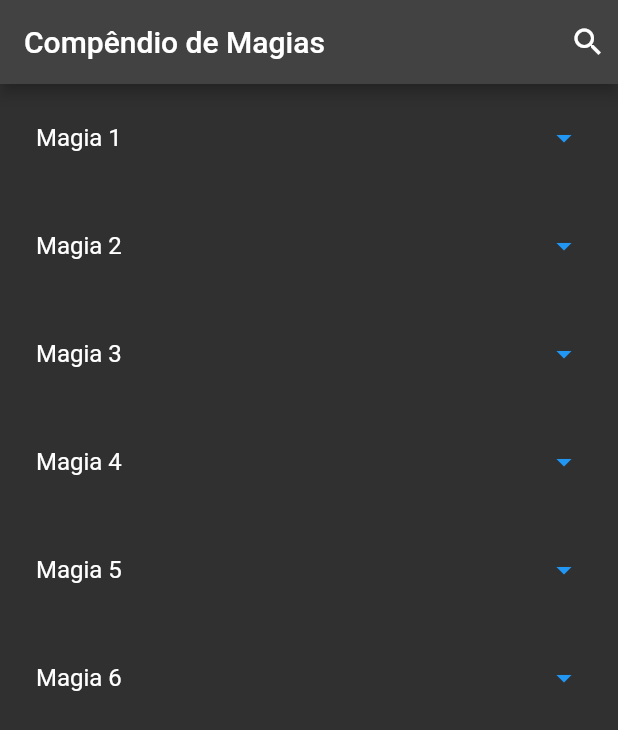
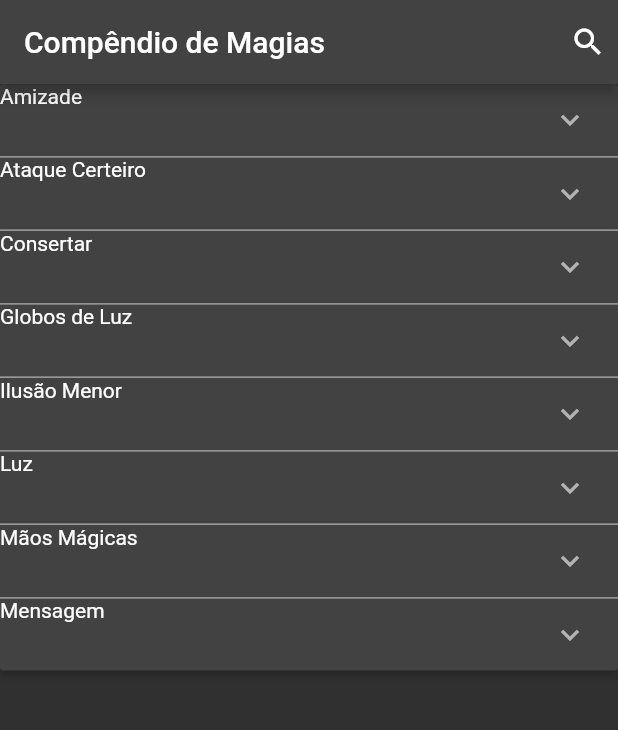
Before and after one commit to SamuelLRibeiro/Flutter, a Flutter app: the screen it shows after launch, on a phone screen of 412 x 824 dp. Shown: the top 730 px of the screen. Run offline on Flutter 3.47's test engine with Material 2 defaults, Android fonts, the phone set to English and light mode, and no system bars.

Commit message:
created ExpansionPanel for the magic items

```diff
--- a/compendium/lib/screens/home_screen.dart
+++ b/compendium/lib/screens/home_screen.dart
@@ -1,7 +1,43 @@
 import 'package:flutter/material.dart';
 
-class HomeScreen extends StatelessWidget {
+class HomeScreen extends StatefulWidget {
   const HomeScreen({Key? key}) : super(key: key);
+
+  @override
+  State<HomeScreen> createState() => _HomeScreenState();
+}
+
+class _HomeScreenState extends State<HomeScreen> {
+  List<ExpansionItem> items = <ExpansionItem>[
+    ExpansionItem(
+        header: "Amizade",
+        body:
+            'Pela duração, você terá vantagem em todos os testes de Carisma direcionados a uma criatura, à sua escolha, que não seja hostil a você. Quando a magia acabar, a criatura perceberá que você usou maia para influenciar o humor dela, e ficará hostil a você. Uma criatura propensa a violência irá atacar você. Outra criatura pode buscar outras formas de retaliação (a critério do Mestre), dependendo da natureza da sua interação com ela.'),
+    ExpansionItem(header: "Ataque Certeiro", body: 'Você estende sua mão e aponta o dedo para um alvo no alcance. Sua magia garante a você uma breve intuição sobre as defesas do alvo. No seu próximo turno, você terá vantagem na primeira jogada de ataque contra o alvo, considerando que essa magia não tenha acabado.'),
+    ExpansionItem(header: "Consertar", body: 'Essa magia repara um única quebra ou fissura em um objeto que você tocar, como um elo quebrado de uma corrente, duas metades de uma chave partida, um manto rasgado ou o vazamento em um odre. Contanto que a quebra ou fissura não tenha mais de 30 centímetros em qualquer dimensão, você pode remenda-la, não deixando qualquer vestígio do dano anterior.'
+        'Essa magia pode reparar fisicamente um item mágico ou constructo, mas a magia não irá restaurar a magia em tais objetos.'),
+    ExpansionItem(header: "Globos de Luz", body: 'Você cria até quatro luzes do tamanho de tochas dentro do alcance, fazendo-as parecerem tochas, lanternas ou esferas luminosas que flutuam no ar pela duração. Você também pode combinar as quatro luzes em uma forma luminosa, vagamente humanoide, de tamanho Médio.'
+        'Qualquer que seja a forma que você escolher, cada luz'
+        'produz penumbra num raio de 3 metros. Com uma ação bônus, no seu turno, você pode mover'
+        'as luzes, até 18 metros, para um novo local dentro do alcance. Uma luz deve estar a, pelo menos, 6 metros de outra luz criada por essa magia e uma luz some se exceder o alcance da magia.'),
+    ExpansionItem(header: "Ilusão Menor", body: 'Você cria um som ou uma imagem de um objeto, dentro do alcance, que permanece pela duração. A ilusão também termina se você dissipa-la usando uma ação ou conjurar essa magia novamente. Se você criar um som, seu volume pode variar entre um sussurro até um grito. Pode ser a sua voz, a voz de outrem, o rugido de um leão, batidas de tambor ou qualquer outro som que você quiser. O som permanece no mesmo volume durante toda duração ou você pode fazer sons distintos em momentos diferentes, antes da magia'
+  'acabar. '
+  'Se você criar uma imagem de um objeto – como uma '
+  'cadeira, pegadas de lama ou um pequeno baú – ela não '
+  'pode ter mais de 1,5 metro cúbico. A imagem não pode '
+  'produzir som, luz, cheiro ou qualquer outro efeito '
+  'sensorial. Interação física com a imagem revelará que ela '
+  'é uma ilusão, já que as coisas podem atravessa-la. '
+  'Se uma criatura usar sua ação para examinar a '
+  'imagem, ela pode determinar que ela é uma ilusão se '
+  'obtiver sucesso num teste de Inteligência (Investigação) '
+  'contra a CD da magia. Se uma criatura discernir a ilusão '
+  'como sendo isso, a ilusão se tornará suave para a '
+  'criatura.'),
+    ExpansionItem(header: "Luz", body: 'Você toca um objeto que não tenha mais 3 metros em qualquer dimensão. Até a magia acabar, o objeto emite luz plena num raio de 6 metros e penumbra por 6 metros adicionais. Cobrir o objeto completamente com alguma coisa opaca bloqueará a luz. A magia termina se você conjura-la novamente ou dissipa-la com uma ação. Se você tentar afetar um objeto segurado ou vestido por uma criatura hostil, a criatura deve ser bem sucedida num teste de Destreza para evitar a magia.'),
+    ExpansionItem(header: "Mãos Mágicas", body: 'Uma mão espectral flutuante aparece num ponto, à sua escolha, dentro do alcance. A mão permanece pela duração ou até você dissipa-la com uma ação. A mão some se estiver a mais de 9 metros de você ou se você conjurar essa magia novamente. Você pode usar sua ação para controlar a mão. Você pode usar a mão para manipular um objeto, abrir uma porta ou recipiente destrancado, guardar ou pegar um item de um recipiente aberto ou derramar o conteúdo de um frasco. Você pode mover a mão até 9 metros a cada vez que a usa. A mão não pode atacar, ativar itens mágicos ou carregar mais de 5 quilos.'),
+    ExpansionItem(header: "Mensagem", body: 'Você aponta seu dedo para uma criatura dentro do alcance e sussurra uma mensagem. O alvo (e apenas ele) ouvi a mensagem e pode responder com um sussurro que apenas você pode ouvir. Você pode conjurar essa magia através de objetos sólidos se você tiver familiaridade com o alvo. Silêncio mágico, 30 centímetros de rocha, 2,5 centímetros de metal comum, uma fina camada de chumbo, ou 90 centímetros de madeira ou terra bloqueiam a magia. A magia não precisa seguir uma linha reta e pode viajar livremente, dobrando esquinas ou através de aberturas.'),
+  ];
 
   @override
   Widget build(BuildContext context) {
@@ -15,62 +51,39 @@ class HomeScreen extends StatelessWidget {
             ),
           ],
         ),
-      body: Column(
-        mainAxisAlignment: MainAxisAlignment.spaceBetween,
-        crossAxisAlignment: CrossAxisAlignment.center,
+        body: ListView(
           children: [
-          Expanded(
-            flex: 12,
-            child: ListView(
-              shrinkWrap: true,
-              children: [
-                TextButton(
-                  onPressed: () {},
-                  child: ListTile(
-                    title: Text('Magia 1'),
-                    trailing: const Icon(Icons.arrow_drop_down_sharp),
-                  ),
-                ),
-                TextButton(
-                  onPressed: () {},
-                  child: ListTile(
-                    title: Text('Magia 2'),
-                    trailing: const Icon(Icons.arrow_drop_down_sharp),
-                  ),
-                ),
-                TextButton(
-                  onPressed: () {},
-                  child: ListTile(
-                    title: Text('Magia 3'),
-                    trailing: const Icon(Icons.arrow_drop_down_sharp),
-                  ),
-                ),
-                TextButton(
-                  onPressed: () {},
-                  child: ListTile(
-                    title: Text('Magia 4'),
-                    trailing: const Icon(Icons.arrow_drop_down_sharp),
-                  ),
-                ),
-                TextButton(
-                  onPressed: () {},
-                  child: ListTile(
-                    title: Text('Magia 5'),
-                    trailing: const Icon(Icons.arrow_drop_down_sharp),
-                  ),
-                ),
-                TextButton(
-                  onPressed: () {},
-                  child: ListTile(
-                    title: Text('Magia 6'),
-                    trailing: const Icon(Icons.arrow_drop_down_sharp),
-                  ),
-                ),
+            ExpansionPanelList(
+                dividerColor: Colors.white60,
+                expandedHeaderPadding: EdgeInsets.all(8),
+                expansionCallback: (int index, bool isExpanded) {
+                  setState(() {
+                    items[index].isExpanded = !items[index].isExpanded;
+                  });
+                },
+                children: items.map((ExpansionItem item) {
+                  return ExpansionPanel(
+                      headerBuilder: (BuildContext context, bool isExpanded) {
+                        return Container(
+                          child: Text(item.header),
+                        );
+                      },
+                      isExpanded: item.isExpanded,
+                      canTapOnHeader: true,
+                      body: Container(
+                        child: Text(item.body),
+                      ));
+                }).toList())
           ],
-            ),
-          ),
-        ],
-      ),
-    );
+        ));
   }
 }
+
+class ExpansionItem {
+  bool isExpanded;
+  final String header;
+  final String body;
+
+  ExpansionItem(
+      {this.isExpanded: false, required this.header, required this.body});
+}
```
Lines whose indentation alone changed are shown as unchanged.
